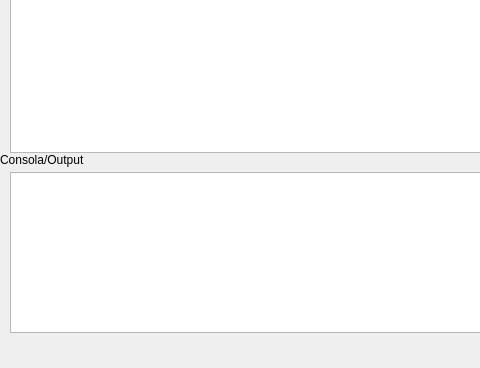
This is Augus.ui in Gary-Joan/Proyecto1_Compi2 as Qt 5 draws it before an edit; both pictures show x 0 to 480 and y 277 to 645 of the 992 by 645 pixel window. The edited form follows.
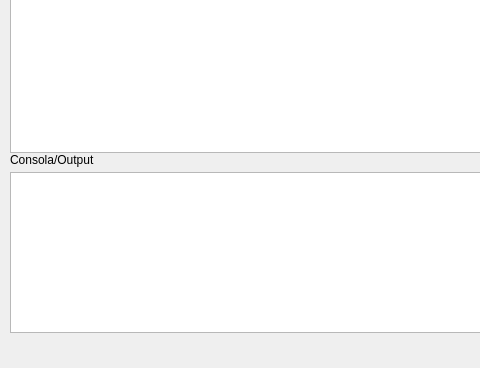
This is the edited form.

```diff
--- a/Augus.ui
+++ b/Augus.ui
@@ -17,7 +17,7 @@
    <widget class="QLabel" name="label">
     <property name="geometry">
      <rect>
-      <x>0</x>
+      <x>10</x>
       <y>410</y>
       <width>91</width>
       <height>16</height>
```
